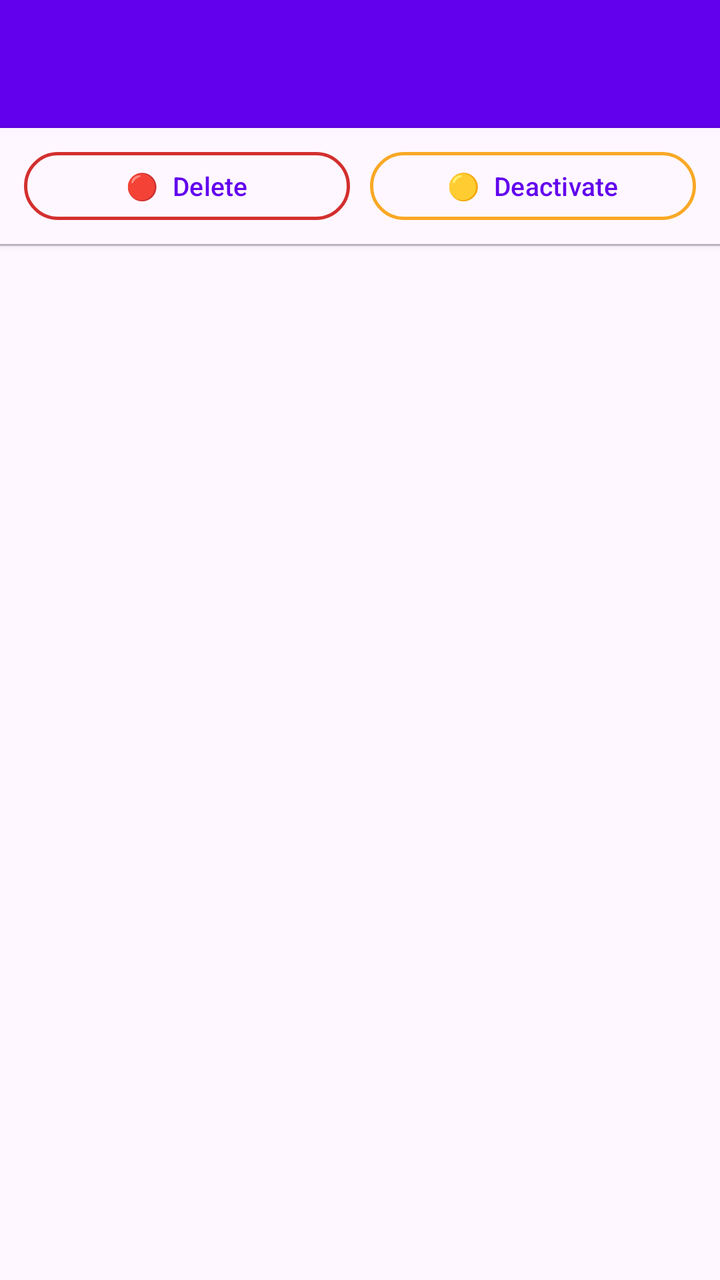
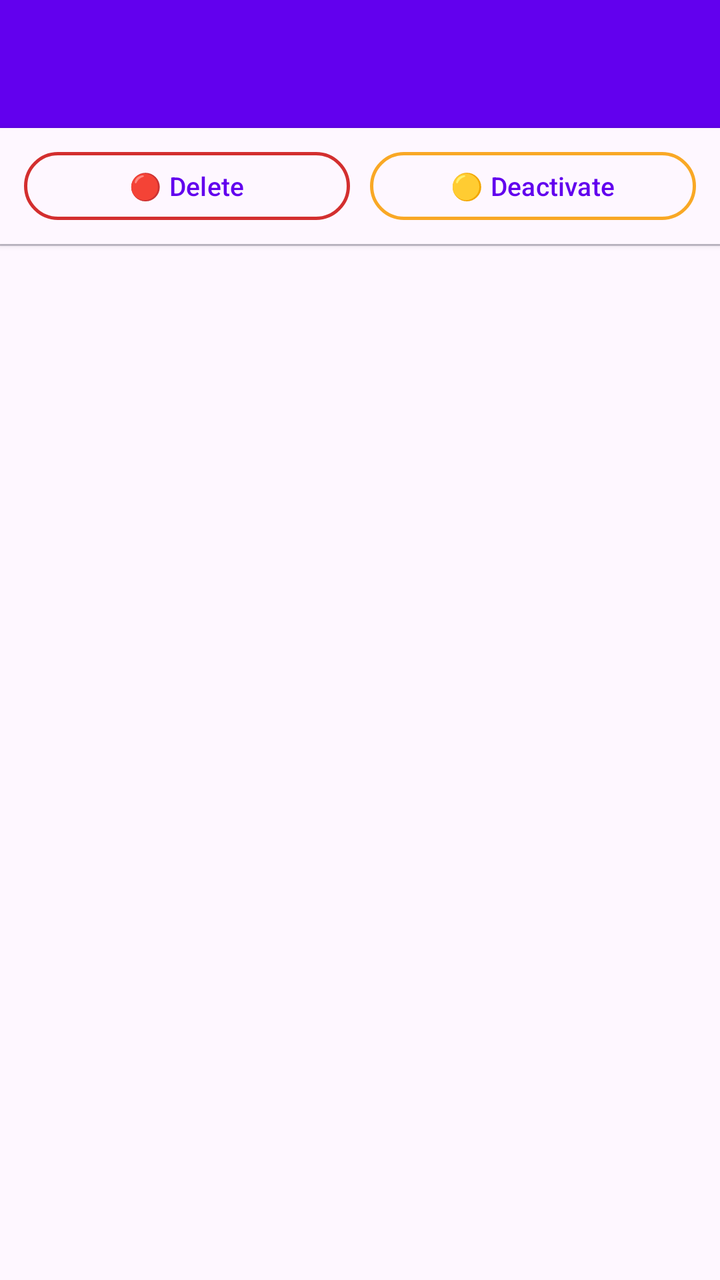

The first picture is an Android layout as it rendered before a commit; the second is the same layout after the commit. The layout source and the unified diff follow.
<!-- AndroidManifest.xml: application theme Theme.AMEditor -->
<!-- res/layout/activity_custom_patch.xml -->
<?xml version="1.0" encoding="utf-8"?>
<LinearLayout
    xmlns:android="http://schemas.android.com/apk/res/android"
    xmlns:app="http://schemas.android.com/apk/res-auto"
    android:layout_width="match_parent"
    android:layout_height="match_parent"
    android:orientation="vertical"
    android:fitsSystemWindows="true">

    
    <com.google.android.material.appbar.AppBarLayout
        android:id="@+id/appBarLayout"
        android:layout_width="match_parent"
        android:layout_height="wrap_content"
        android:fitsSystemWindows="true"
        android:theme="@style/ThemeOverlay.AppCompat.Dark.ActionBar">

        <androidx.appcompat.widget.Toolbar
            android:id="@+id/toolbar"
            android:layout_width="match_parent"
            android:layout_height="?attr/actionBarSize"
            android:background="#6200EE"
            app:titleTextColor="@android:color/white"
            android:theme="@style/ThemeOverlay.AMEditor.Toolbar"
            app:popupTheme="@style/AMEditor.OverflowMenu" />

    </com.google.android.material.appbar.AppBarLayout>

    
    <LinearLayout
        android:id="@+id/buttonBar"
        android:layout_width="match_parent"
        android:layout_height="wrap_content"
        android:background="?attr/colorSurface"
        android:orientation="horizontal"
        android:paddingHorizontal="12dp"
        android:paddingVertical="8dp"
        android:baselineAligned="false"
        android:elevation="2dp">

        <com.google.android.material.button.MaterialButton
            android:id="@+id/btnModeDelete"
            style="@style/Widget.Material3.Button.OutlinedButton"
            android:layout_width="0dp"
            android:layout_height="42dp"
            android:layout_weight="1"
            android:text="🔴  Delete"
            android:textSize="13sp"
            android:maxLines="1"
            android:ellipsize="end"
            app:strokeColor="#D32F2F"
            app:strokeWidth="1.5dp" />

        <View android:layout_width="10dp" android:layout_height="0dp" />

        <com.google.android.material.button.MaterialButton
            android:id="@+id/btnModeDeactivate"
            style="@style/Widget.Material3.Button.OutlinedButton"
            android:layout_width="0dp"
            android:layout_height="42dp"
            android:layout_weight="1"
            android:text="🟡  Deactivate"
            android:textSize="13sp"
            android:maxLines="1"
            android:ellipsize="end"
            app:strokeColor="#F9A825"
            app:strokeWidth="1.5dp" />

    </LinearLayout>

    <com.google.android.material.divider.MaterialDivider
        android:layout_width="match_parent"
        android:layout_height="1dp"
        app:dividerColor="?attr/colorOutlineVariant" />

    
    <FrameLayout
        android:layout_width="match_parent"
        android:layout_height="0dp"
        android:layout_weight="1">

        
        <androidx.core.widget.NestedScrollView
            android:id="@+id/xmlScrollView"
            android:layout_width="match_parent"
            android:layout_height="match_parent"
            android:fillViewport="true"
            android:scrollbars="none">

            <HorizontalScrollView
                android:id="@+id/xmlHorizontalScroll"
                android:layout_width="match_parent"
                android:layout_height="wrap_content"
                android:fillViewport="true"
                android:scrollbars="none">

                <TextView
                    android:id="@+id/xmlTextView"
                    android:layout_width="wrap_content"
                    android:layout_height="wrap_content"
                    android:fontFamily="monospace"
                    android:lineSpacingMultiplier="1.4"
                    android:padding="12dp"
                    android:scrollHorizontally="true"
                    android:textIsSelectable="false"
                    android:textSize="12sp" />

            </HorizontalScrollView>

        </androidx.core.widget.NestedScrollView>

        
        <View
            android:id="@+id/scrollbarThumb"
            android:layout_width="10dp"
            android:layout_height="56dp"
            android:layout_gravity="end|top"
            android:layout_marginEnd="3dp"
            android:layout_marginTop="4dp"
            android:background="@drawable/scrollbar_thumb"
            android:visibility="invisible" />

    </FrameLayout>

</LinearLayout>
<!-- resources referenced by this layout -->
<resources>
  <!-- drawable scrollbar_thumb (drawable) -->
  <?xml version="1.0" encoding="utf-8"?>
  <shape xmlns:android="http://schemas.android.com/apk/res/android"
      android:shape="rectangle">
      <solid android:color="#66AAAAAA" />
      <corners android:radius="6dp" />
  </shape>
  <style name="AMEditor.OverflowMenu" parent="Widget.AppCompat.Light.PopupMenu.Overflow">
          <item name="android:popupBackground">@android:color/white</item>
          <item name="android:textColor">@color/black</item>
      </style>
  <style name="ThemeOverlay.AMEditor.Toolbar" parent="ThemeOverlay.AppCompat.ActionBar">
          <item name="colorControlNormal">@color/white</item>
          <item name="android:textColorPrimary">@color/white</item>
          <item name="actionOverflowMenuStyle">@style/AMEditor.OverflowMenu</item>
      </style>
  <style name="Theme.AMEditor" parent="Theme.Material3.Light.NoActionBar">
          
          <item name="colorPrimary">@color/purple_500</item>
          <item name="colorPrimaryVariant">@color/purple_700</item>
          <item name="colorOnPrimary">@color/white</item>
          <item name="colorSecondary">@color/teal_200</item>
          <item name="colorSecondaryVariant">@color/teal_700</item>
          <item name="colorOnSecondary">@color/black</item>
  
          
          <item name="android:statusBarColor">@android:color/transparent</item>
          <item name="android:windowLightStatusBar">true</item>
  
          <item name="toolbarStyle">@style/Widget.AMEditor.Toolbar</item>
      </style>
  <color name="black">#000000</color>
  <color name="white">#FFFFFF</color>
  <color name="purple_500">#6200EE</color>
  <color name="purple_700">#3700B3</color>
  <color name="teal_200">#03DAC5</color>
  <color name="teal_700">#018786</color>
  <style name="Widget.AMEditor.Toolbar" parent="Widget.Material3.Toolbar">
          <item name="titleTextAppearance">@style/TextAppearance.AMEditor.Toolbar.Title</item>
      </style>
  <style name="TextAppearance.AMEditor.Toolbar.Title" parent="TextAppearance.Material3.TitleLarge">
          <item name="android:textStyle">bold</item>
          <item name="android:textColor">@color/white</item>
      </style>
</resources>

<!-- the commit's change to res/layout/activity_custom_patch.xml (unified diff, before → after) -->
@@ -44,7 +44,7 @@
             android:layout_width="0dp"
             android:layout_height="42dp"
             android:layout_weight="1"
-            android:text="🔴  Delete"
+            android:text="@string/btn_delete_label"
             android:textSize="13sp"
             android:maxLines="1"
             android:ellipsize="end"
@@ -59,7 +59,7 @@
             android:layout_width="0dp"
             android:layout_height="42dp"
             android:layout_weight="1"
-            android:text="🟡  Deactivate"
+            android:text="@string/btn_deactivate_label"
             android:textSize="13sp"
             android:maxLines="1"
             android:ellipsize="end"
<!-- resource entries referenced after the edit -->
@@ -7,14 +7,16 @@
       <solid android:color="#66AAAAAA" />
       <corners android:radius="6dp" />
   </shape>
-  <style name="AMEditor.OverflowMenu" parent="Widget.AppCompat.Light.PopupMenu.Overflow">
-          <item name="android:popupBackground">@android:color/white</item>
+  <string name="btn_deactivate_label">🟡  Deactivate</string>
+  <string name="btn_delete_label">🔴  Delete</string>
+  <style name="AMEditor.OverflowMenu" parent="Widget.Material3.PopupMenu.Overflow">
           <item name="android:textColor">@color/black</item>
+          <item name="android:textColorPrimary">@color/black</item>
+          <item name="android:background">@color/white</item>
       </style>
-  <style name="ThemeOverlay.AMEditor.Toolbar" parent="ThemeOverlay.AppCompat.ActionBar">
+  <style name="ThemeOverlay.AMEditor.Toolbar" parent="ThemeOverlay.Material3.Dark.ActionBar">
           <item name="colorControlNormal">@color/white</item>
           <item name="android:textColorPrimary">@color/white</item>
-          <item name="actionOverflowMenuStyle">@style/AMEditor.OverflowMenu</item>
       </style>
   <style name="Theme.AMEditor" parent="Theme.Material3.Light.NoActionBar">
           
